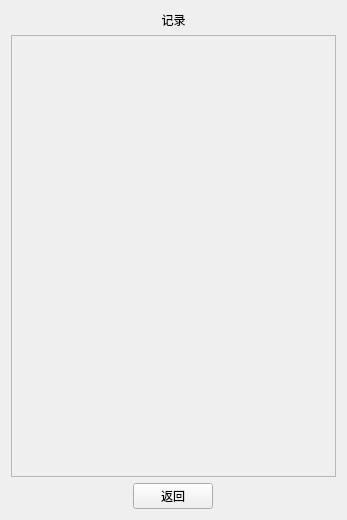
Above: ui_class/record_window.ui from reflux18d/MaiGO before the change. Below: the same form after it.
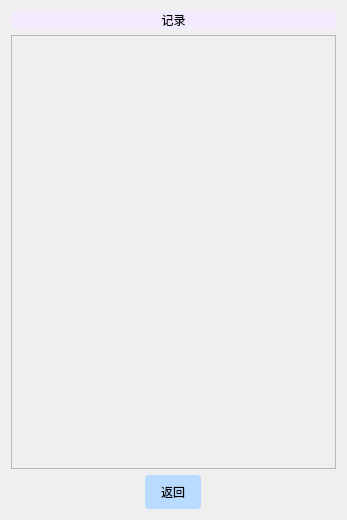
That is the form after the change.

Diff of the .ui file:
```diff
--- a/ui_class/record_window.ui
+++ b/ui_class/record_window.ui
@@ -24,6 +24,12 @@
     <layout class="QHBoxLayout" name="horizontalLayout">
      <item>
       <widget class="QLabel" name="label">
+       <property name="styleSheet">
+        <string notr="true">QLabel#label{
+	font: 14pt &quot;Book Antiqua&quot;;
+	background-color:rgb(242, 234, 255)
+}</string>
+       </property>
        <property name="text">
         <string>记录</string>
        </property>
@@ -50,7 +56,7 @@
           <x>0</x>
           <y>0</y>
           <width>325</width>
-          <height>447</height>
+          <height>422</height>
          </rect>
         </property>
        </widget>
@@ -68,6 +74,22 @@
          <verstretch>0</verstretch>
         </sizepolicy>
        </property>
+       <property name="styleSheet">
+        <string notr="true">QPushButton {
+    background-color: rgb(185, 219, 255);  /* 蓝色背景 */
+    color: rgb(0, 0, 0);
+    border: none;
+    border-radius: 4px;
+    padding: 8px 16px;
+	font: 14pt &quot;STHupo&quot;;
+}
+QPushButton:hover {
+    background-color: rgb(103, 202, 255);  /* 悬停变深蓝 */
+}
+QPushButton:pressed {
+    background-color: rgb(101, 206, 255);  /* 按下颜色 */
+}</string>
+       </property>
        <property name="text">
         <string>返回</string>
        </property>
```
